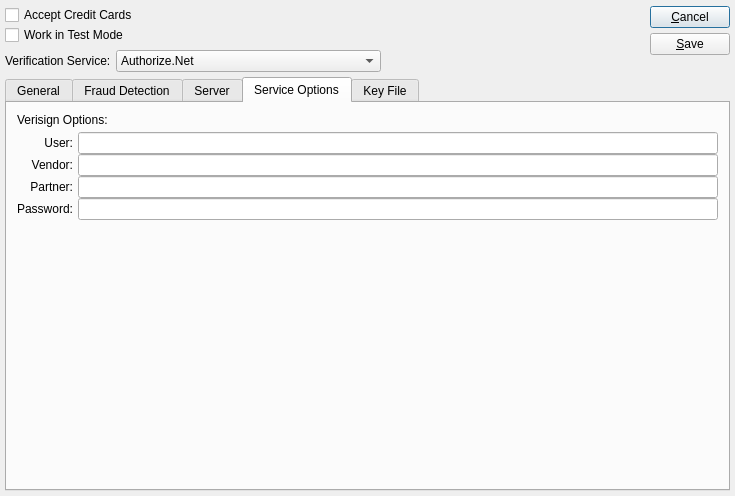
This is guiclient/configureCC.ui in Pegasus-RPG/xtuple-client as Qt 5 draws it before an edit. The edited form follows.
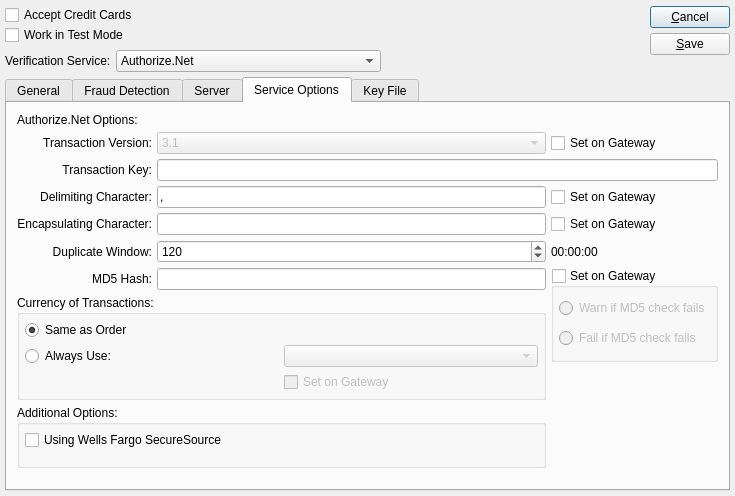
This is the edited form. The open tabs and pages were chosen to show the change. Custom widgets are drawn as their Qt base class.

Commit message: fixes bug #3840 - removes traces of verisign support from ui, although there's still a placeholder creditcardprocessor subclass

What changed in the file:
```diff
--- a/guiclient/configureCC.ui
+++ b/guiclient/configureCC.ui
@@ -1223,121 +1223,6 @@
            </item>
           </layout>
          </widget>
-         <widget class="QWidget" name="_verisignStack" >
-          <layout class="QVBoxLayout" >
-           <property name="spacing" >
-            <number>5</number>
-           </property>
-           <property name="leftMargin" >
-            <number>5</number>
-           </property>
-           <property name="topMargin" >
-            <number>5</number>
-           </property>
-           <property name="rightMargin" >
-            <number>5</number>
-           </property>
-           <property name="bottomMargin" >
-            <number>5</number>
-           </property>
-           <item>
-            <widget class="QLabel" name="_ccVSLit" >
-             <property name="text" >
-              <string>Verisign Options:</string>
-             </property>
-            </widget>
-           </item>
-           <item>
-            <layout class="QHBoxLayout" >
-             <property name="spacing" >
-              <number>5</number>
-             </property>
-             <item>
-              <layout class="QVBoxLayout" >
-               <property name="spacing" >
-                <number>0</number>
-               </property>
-               <item>
-                <widget class="QLabel" name="_ccVSUserLit" >
-                 <property name="text" >
-                  <string>User:</string>
-                 </property>
-                 <property name="alignment" >
-                  <set>Qt::AlignRight|Qt::AlignTrailing|Qt::AlignVCenter</set>
-                 </property>
-                </widget>
-               </item>
-               <item>
-                <widget class="QLabel" name="_ccVSVendorLit" >
-                 <property name="text" >
-                  <string>Vendor:</string>
-                 </property>
-                 <property name="alignment" >
-                  <set>Qt::AlignRight|Qt::AlignTrailing|Qt::AlignVCenter</set>
-                 </property>
-                </widget>
-               </item>
-               <item>
-                <widget class="QLabel" name="_ccVSPartnerLit" >
-                 <property name="text" >
-                  <string>Partner:</string>
-                 </property>
-                 <property name="alignment" >
-                  <set>Qt::AlignRight|Qt::AlignTrailing|Qt::AlignVCenter</set>
-                 </property>
-                </widget>
-               </item>
-               <item>
-                <widget class="QLabel" name="_ccVSPasswordLit" >
-                 <property name="text" >
-                  <string>Password:</string>
-                 </property>
-                 <property name="alignment" >
-                  <set>Qt::AlignRight|Qt::AlignTrailing|Qt::AlignVCenter</set>
-                 </property>
-                </widget>
-               </item>
-              </layout>
-             </item>
-             <item>
-              <layout class="QVBoxLayout" >
-               <property name="spacing" >
-                <number>0</number>
-               </property>
-               <item>
-                <widget class="QLineEdit" name="_ccVSUser" />
-               </item>
-               <item>
-                <widget class="QLineEdit" name="_ccVSVendor" />
-               </item>
-               <item>
-                <widget class="QLineEdit" name="_ccVSPartner" />
-               </item>
-               <item>
-                <widget class="QLineEdit" name="_ccVSPassword" />
-               </item>
-              </layout>
-             </item>
-            </layout>
-           </item>
-           <item>
-            <spacer>
-             <property name="orientation" >
-              <enum>Qt::Vertical</enum>
-             </property>
-             <property name="sizeType" >
-              <enum>QSizePolicy::Expanding</enum>
-             </property>
-             <property name="sizeHint" >
-              <size>
-               <width>20</width>
-               <height>21</height>
-              </size>
-             </property>
-            </spacer>
-           </item>
-          </layout>
-         </widget>
          <widget class="QWidget" name="_yourPayStack" >
           <layout class="QVBoxLayout" >
            <property name="leftMargin" >
```
Left out of the diff: 9 changed lines with no effect on the pictures. The commit also changes 4 other files.
